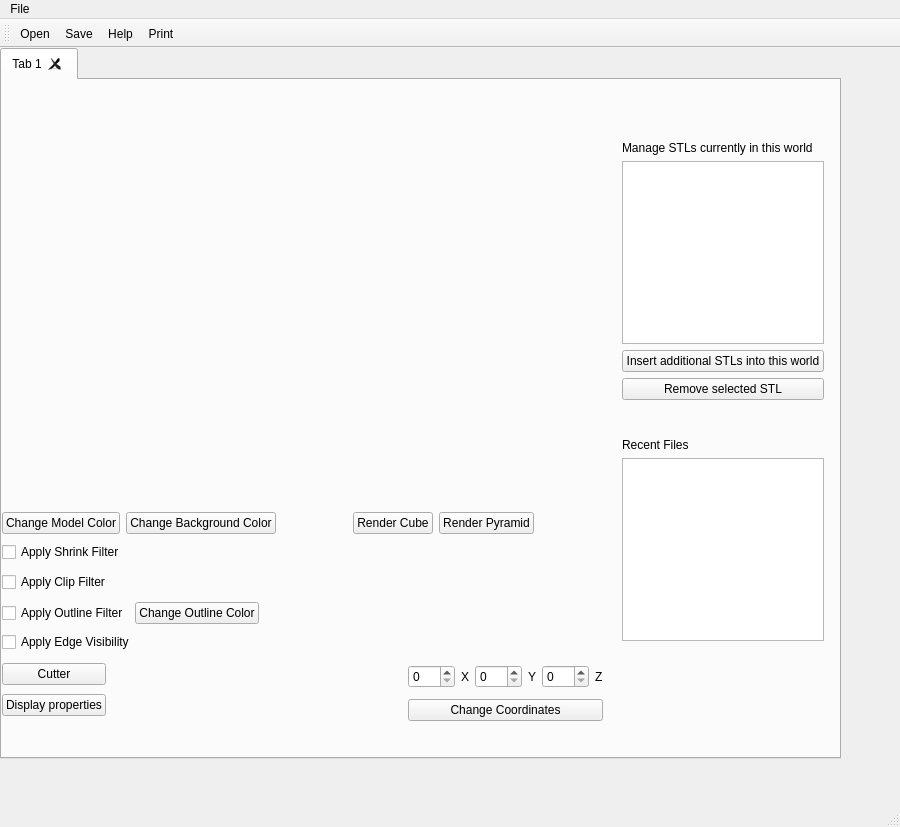
Before: the Qt Designer form ModelViewer/mainwindow.ui in eeyla2/2021_GROUP_25, drawn with Qt 5.
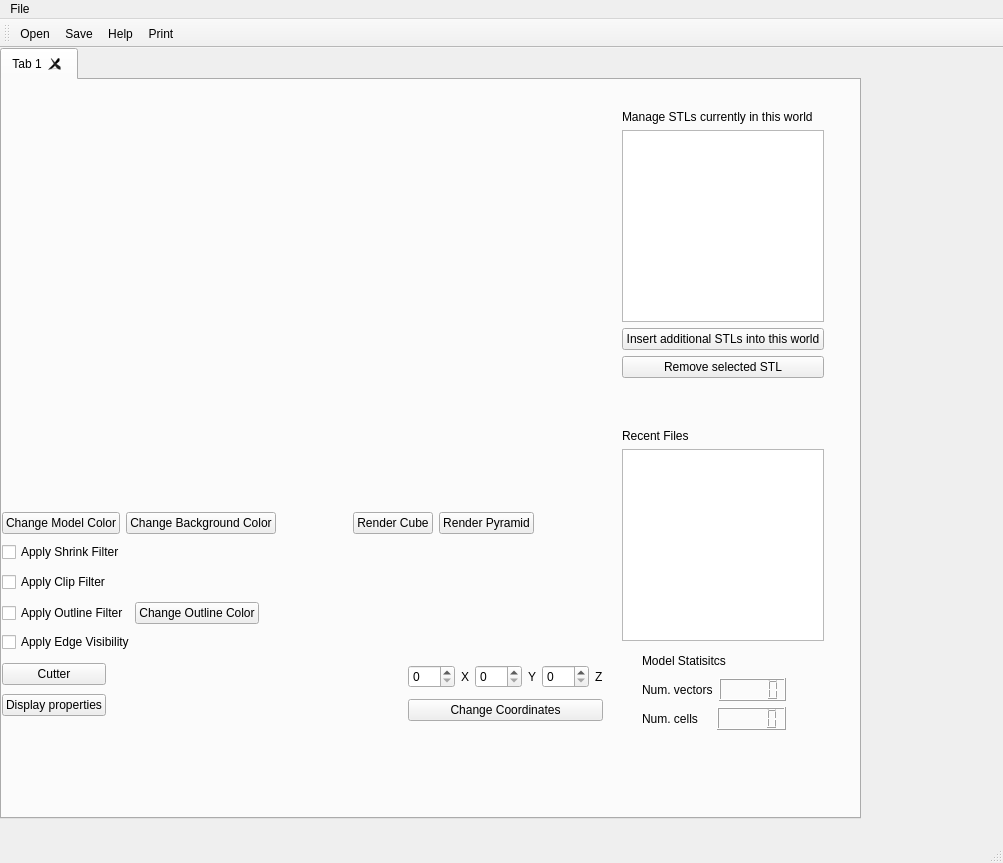
After: the same form once the commit is applied. Icons and pictures are not drawn. Custom widgets are drawn as their Qt base class.

Commit message: Added but commented .mod loading code, updated ui

```diff
--- a/ModelViewer/mainwindow.ui
+++ b/ModelViewer/mainwindow.ui
@@ -6,8 +6,8 @@
    <rect>
     <x>0</x>
     <y>0</y>
-    <width>900</width>
-    <height>827</height>
+    <width>1003</width>
+    <height>863</height>
    </rect>
   </property>
   <property name="windowTitle">
@@ -19,8 +19,8 @@
      <rect>
       <x>0</x>
       <y>0</y>
-      <width>841</width>
-      <height>711</height>
+      <width>861</width>
+      <height>771</height>
      </rect>
     </property>
     <property name="currentIndex">
@@ -46,19 +46,6 @@
        </rect>
       </property>
       <layout class="QVBoxLayout" name="verticalLayout_4">
-       <item>
-        <spacer name="verticalSpacer_2">
-         <property name="orientation">
-          <enum>Qt::Vertical</enum>
-         </property>
-         <property name="sizeHint" stdset="0">
-          <size>
-           <width>20</width>
-           <height>40</height>
-          </size>
-         </property>
-        </spacer>
-       </item>
        <item>
         <widget class="QLabel" name="label_4">
          <property name="text">
@@ -436,6 +423,53 @@
        </item>
       </layout>
      </widget>
+     <widget class="QWidget" name="">
+      <property name="geometry">
+       <rect>
+        <x>640</x>
+        <y>570</y>
+        <width>144</width>
+        <height>80</height>
+       </rect>
+      </property>
+      <layout class="QVBoxLayout" name="verticalLayout_5">
+       <item>
+        <widget class="QLabel" name="label_6">
+         <property name="text">
+          <string>Model Statisitcs</string>
+         </property>
+        </widget>
+       </item>
+       <item>
+        <layout class="QHBoxLayout" name="horizontalLayout_9">
+         <item>
+          <widget class="QLabel" name="label_7">
+           <property name="text">
+            <string>Num. vectors</string>
+           </property>
+          </widget>
+         </item>
+         <item>
+          <widget class="QLCDNumber" name="lcd_vec"/>
+         </item>
+        </layout>
+       </item>
+       <item>
+        <layout class="QHBoxLayout" name="horizontalLayout_8">
+         <item>
+          <widget class="QLabel" name="label_8">
+           <property name="text">
+            <string>Num. cells</string>
+           </property>
+          </widget>
+         </item>
+         <item>
+          <widget class="QLCDNumber" name="lcd_cell"/>
+         </item>
+        </layout>
+       </item>
+      </layout>
+     </widget>
     </widget>
    </widget>
   </widget>
@@ -444,7 +478,7 @@
     <rect>
      <x>0</x>
      <y>0</y>
-     <width>900</width>
+     <width>1003</width>
      <height>21</height>
     </rect>
    </property>
```
The commit also changes 3 other files.
